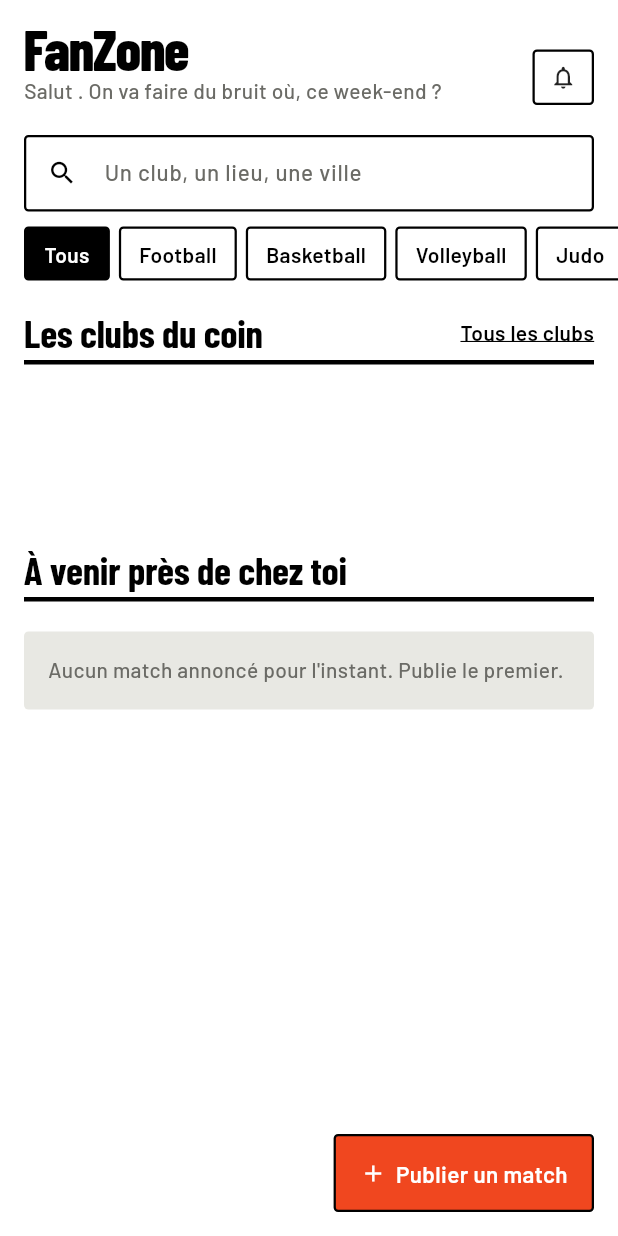
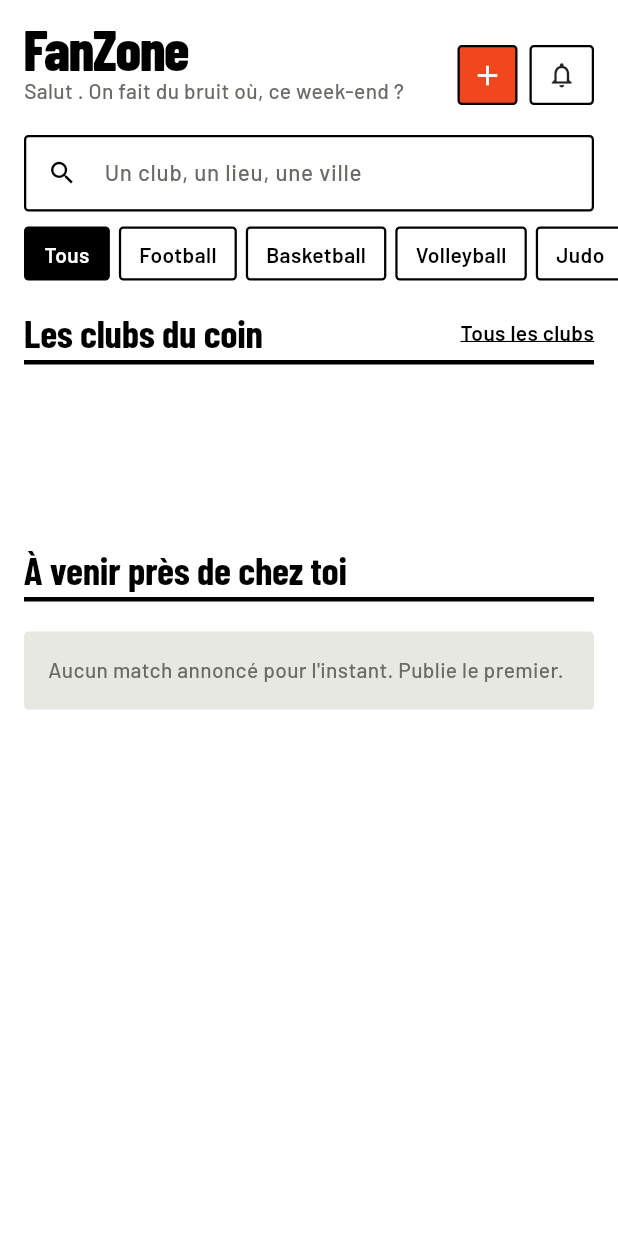
Before and after one commit to delattr-t/Fanzone, a Flutter app: the HomeScreen screen opened directly with empty values, on a phone screen of 412 x 824 dp. Run offline on Flutter 3.47's test engine with Material 3 defaults, Android fonts, the phone set to English and light mode, and no system bars; our stand-ins replace flutter_map, geolocator, google_fonts, latlong2, shared_preferences, supabase_flutter; accounts and stored records are empty.

Commit message:
design: passe de finition (skills design)
- Pressable : retrait 0.97 pendant l'appui sur boutons et cartes
- Monogram : papier + encre, la couleur du club en liseré bas (fini les carrés saturés)
- Publier un match : bouton + dans l'en-tête, plus de bouton flottant qui masque les cartes
- Agenda : le mois est le titre, bouton Aujourd'hui quand on a navigué

Co-Authored-By: Claude Fable 5.1 <noreply@anthropic.com>
Claude-Session: https://claude.ai/code/session_01GK9rBwmfhwX88arFZYvVmJ

```diff
--- a/lib/screens/collectif_detail_screen.dart
+++ b/lib/screens/collectif_detail_screen.dart
@@ -80,7 +80,7 @@ class _CollectifDetailScreenState extends State<CollectifDetailScreen> with Sing
                       ),
                     ),
                     const SizedBox(width: 8),
-                    GestureDetector(
+                    Pressable(
                       onTap: _toggle,
                       child: Container(
                         padding: const EdgeInsets.symmetric(horizontal: 12, vertical: 8),
--- a/lib/screens/collectifs_screen.dart
+++ b/lib/screens/collectifs_screen.dart
@@ -74,7 +74,7 @@ class _CollectifCard extends StatelessWidget {
 
   @override
   Widget build(BuildContext context) {
-    return GestureDetector(
+    return Pressable(
       onTap: onTap,
       child: StickerBlock(
         margin: const EdgeInsets.only(bottom: 12),
@@ -99,7 +99,7 @@ class _CollectifCard extends StatelessWidget {
                   ),
                 ),
                 const SizedBox(width: 8),
-                GestureDetector(
+                Pressable(
                   onTap: onToggle,
                   child: Container(
                     padding: const EdgeInsets.symmetric(horizontal: 12, vertical: 8),
--- a/lib/screens/home_screen.dart
+++ b/lib/screens/home_screen.dart
@@ -78,9 +78,6 @@ class _HomeScreenState extends State<HomeScreen> {
 
     return Scaffold(
       backgroundColor: FanZoneColors.paper,
-      floatingActionButton: _PublishButton(
-        onTap: () => Navigator.push(context, MaterialPageRoute(builder: (_) => const CreateEventScreen())),
-      ),
       body: CustomScrollView(
         slivers: [
           SliverToBoxAdapter(
@@ -88,6 +85,7 @@ class _HomeScreenState extends State<HomeScreen> {
               userName: state.userName,
               unread: state.unreadAlerts,
               onBell: () => Navigator.push(context, MaterialPageRoute(builder: (_) => const AlertsScreen())),
+              onPublish: () => Navigator.push(context, MaterialPageRoute(builder: (_) => const CreateEventScreen())),
             ),
           ),
 
@@ -188,7 +186,8 @@ class _Masthead extends StatelessWidget {
   final String userName;
   final int unread;
   final VoidCallback onBell;
-  const _Masthead({required this.userName, required this.unread, required this.onBell});
+  final VoidCallback onPublish;
+  const _Masthead({required this.userName, required this.unread, required this.onBell, required this.onPublish});
 
   @override
   Widget build(BuildContext context) {
@@ -204,16 +203,30 @@ class _Masthead extends StatelessWidget {
                 crossAxisAlignment: CrossAxisAlignment.start,
                 children: [
                   Text('FanZone', style: fzDisplay(fontSize: 38, fontWeight: FontWeight.w800, letterSpacing: -1)),
-                  Text('Salut $userName. On va faire du bruit où, ce week-end\u00A0?',
+                  Text('Salut $userName. On fait du bruit où, ce week-end\u00A0?',
                       style: fz(fontSize: 14, color: FanZoneColors.cement)),
                 ],
               ),
             ),
-            GestureDetector(
+            Pressable(
+              onTap: onPublish,
+              child: Container(
+                width: 40,
+                height: 40,
+                decoration: BoxDecoration(
+                  color: FanZoneColors.flare,
+                  borderRadius: BorderRadius.circular(3),
+                  border: Border.all(color: FanZoneColors.ink, width: 1.5),
+                ),
+                child: const Icon(Icons.add, size: 22, color: Colors.white),
+              ),
+            ),
+            const SizedBox(width: 8),
+            Pressable(
               onTap: onBell,
-              behavior: HitTestBehavior.opaque,
               child: Container(
-                padding: const EdgeInsets.symmetric(horizontal: 10, vertical: 8),
+                height: 40,
+                padding: const EdgeInsets.symmetric(horizontal: 10),
                 decoration: BoxDecoration(
                   color: unread > 0 ? FanZoneColors.hiVis : FanZoneColors.paper,
                   borderRadius: BorderRadius.circular(3),
@@ -221,7 +234,7 @@ class _Masthead extends StatelessWidget {
                 ),
                 child: Row(
                   children: [
-                    const Icon(Icons.notifications_none, size: 18),
+                    const Icon(Icons.notifications_none, size: 20),
                     if (unread > 0) ...[
                       const SizedBox(width: 4),
                       Text('$unread', style: fzDisplay(fontSize: 18)),
@@ -251,7 +264,7 @@ class _Poster extends StatelessWidget {
     final parts = e.match.split(RegExp(r'\s+vs\s+', caseSensitive: false));
     final home = parts.first;
     final away = parts.length > 1 ? parts[1] : null;
-    return GestureDetector(
+    return Pressable(
       onTap: onTap,
       child: Container(
         margin: const EdgeInsets.fromLTRB(16, 10, 16, 6),
@@ -291,7 +304,7 @@ class _Poster extends StatelessWidget {
                           style: fz(fontSize: 14, color: Colors.white70),
                         ),
                       ),
-                      GestureDetector(
+                      Pressable(
                         onTap: onJoin,
                         child: Container(
                           padding: const EdgeInsets.symmetric(horizontal: 16, vertical: 10),
@@ -443,7 +456,8 @@ class _ClubsStrip extends StatelessWidget {
         itemBuilder: (_, i) {
           final c = state.clubs[i];
           final following = state.isFollowing(c.id);
-          return GestureDetector(
+          return Pressable(
+            behavior: HitTestBehavior.deferToChild,
             onTap: () => Navigator.push(context, MaterialPageRoute(builder: (_) => ClubDetailScreen(clubId: c.id))),
             child: Container(
               width: 84,
@@ -487,31 +501,3 @@ class _ClubsStrip extends StatelessWidget {
     );
   }
 }
-
-class _PublishButton extends StatelessWidget {
-  final VoidCallback onTap;
-  const _PublishButton({required this.onTap});
-
-  @override
-  Widget build(BuildContext context) {
-    return GestureDetector(
-      onTap: onTap,
-      child: Container(
-        padding: const EdgeInsets.symmetric(horizontal: 16, vertical: 14),
-        decoration: BoxDecoration(
-          color: FanZoneColors.flare,
-          borderRadius: BorderRadius.circular(3),
-          border: Border.all(color: FanZoneColors.ink, width: 1.5),
-        ),
-        child: Row(
-          mainAxisSize: MainAxisSize.min,
-          children: [
-            const Icon(Icons.add, size: 18, color: Colors.white),
-            const SizedBox(width: 6),
-            Text('Publier un match', style: fz(fontSize: 15, fontWeight: FontWeight.w600, color: Colors.white)),
-          ],
-        ),
-      ),
-    );
-  }
-}
--- a/lib/screens/roles_view.dart
+++ b/lib/screens/roles_view.dart
@@ -47,7 +47,7 @@ class RolesView extends StatelessWidget {
           final enabled = col.joined && !full;
           return Opacity(
             opacity: enabled || isMine ? 1 : 0.5,
-            child: GestureDetector(
+            child: Pressable(
               onTap: enabled ? () => state.setRole(col.id, isMine ? null : r.id) : null,
               child: StickerBlock(
                 margin: const EdgeInsets.only(bottom: 10),
--- a/lib/widgets/event_card.dart
+++ b/lib/widgets/event_card.dart
@@ -20,7 +20,7 @@ class EventCard extends StatelessWidget {
   @override
   Widget build(BuildContext context) {
     final e = event;
-    return GestureDetector(
+    return Pressable(
       onTap: onTap,
       child: Container(
         margin: const EdgeInsets.fromLTRB(16, 0, 16, 12),
@@ -108,7 +108,7 @@ class _JoinButton extends StatelessWidget {
 
   @override
   Widget build(BuildContext context) {
-    return GestureDetector(
+    return Pressable(
       onTap: onTap,
       child: Container(
         padding: const EdgeInsets.symmetric(horizontal: 14, vertical: 9),
--- a/lib/widgets/sticker.dart
+++ b/lib/widgets/sticker.dart
@@ -40,6 +40,39 @@ class StickerBlock extends StatelessWidget {
               padding: padding,
               child: child,
             ),
+    );
+  }
+}
+
+/// Retour au toucher : léger retrait (0.97) pendant l'appui, retour rapide.
+class Pressable extends StatefulWidget {
+  final Widget child;
+  final VoidCallback? onTap;
+  final HitTestBehavior behavior;
+  const Pressable({super.key, required this.child, required this.onTap, this.behavior = HitTestBehavior.opaque});
+
+  @override
+  State<Pressable> createState() => _PressableState();
+}
+
+class _PressableState extends State<Pressable> {
+  bool _down = false;
+
+  @override
+  Widget build(BuildContext context) {
+    final enabled = widget.onTap != null;
+    return GestureDetector(
+      behavior: widget.behavior,
+      onTap: widget.onTap,
+      onTapDown: enabled ? (_) => setState(() => _down = true) : null,
+      onTapUp: enabled ? (_) => setState(() => _down = false) : null,
+      onTapCancel: enabled ? () => setState(() => _down = false) : null,
+      child: AnimatedScale(
+        scale: _down ? 0.97 : 1,
+        duration: Duration(milliseconds: _down ? 90 : 160),
+        curve: Curves.easeOutCubic,
+        child: widget.child,
+      ),
     );
   }
 }
@@ -100,7 +133,8 @@ class Monogram extends StatelessWidget {
   final String name;
   final Color color;
   final double size;
-  const Monogram({super.key, required this.name, required this.color, this.size = 40});
+  final bool onInk;
+  const Monogram({super.key, required this.name, required this.color, this.size = 40, this.onInk = false});
 
   static String initials(String name) {
     final words = name.split(RegExp(r'\s+')).where((w) => w.isNotEmpty).toList();
@@ -111,19 +145,28 @@ class Monogram extends StatelessWidget {
 
   @override
   Widget build(BuildContext context) {
+    final bar = (size * 0.12).clamp(4.0, 7.0);
     return Container(
       width: size,
       height: size,
       decoration: BoxDecoration(
-        color: color,
+        color: FanZoneColors.paper,
         borderRadius: BorderRadius.circular(3),
         border: Border.all(color: FanZoneColors.ink, width: 1.5),
       ),
-      child: Center(
-        child: Text(
-          initials(name),
-          style: fzDisplay(fontSize: size * 0.48, color: Colors.white, letterSpacing: 0.5),
-        ),
+      clipBehavior: Clip.antiAlias,
+      child: Column(
+        children: [
+          Expanded(
+            child: Center(
+              child: Text(
+                initials(name),
+                style: fzDisplay(fontSize: size * 0.46, color: FanZoneColors.ink, letterSpacing: 0.5),
+              ),
+            ),
+          ),
+          Container(height: bar, color: color),
+        ],
       ),
     );
   }
@@ -212,7 +255,7 @@ class StickerButton extends StatelessWidget {
     final disabled = onTap == null;
     return Opacity(
       opacity: disabled ? 0.4 : 1,
-      child: GestureDetector(
+      child: Pressable(
         onTap: onTap,
         child: Container(
           width: double.infinity,
```
Also changed, not shown: lib/screens/agenda_screen.dart (+33 -3 lines).
